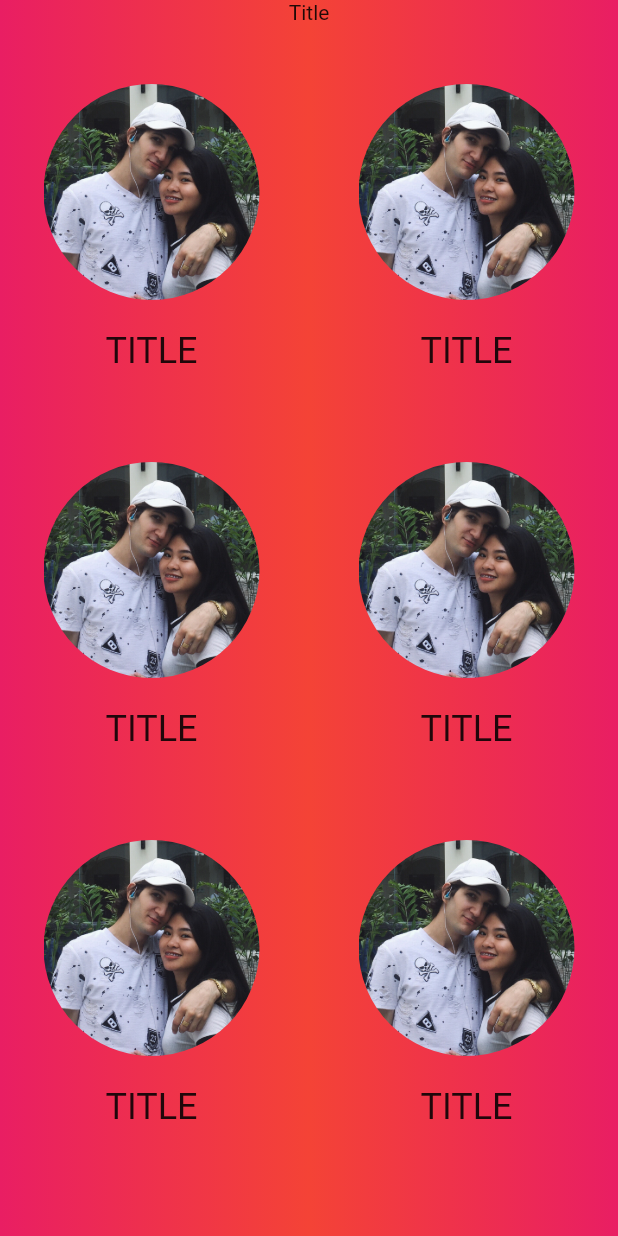
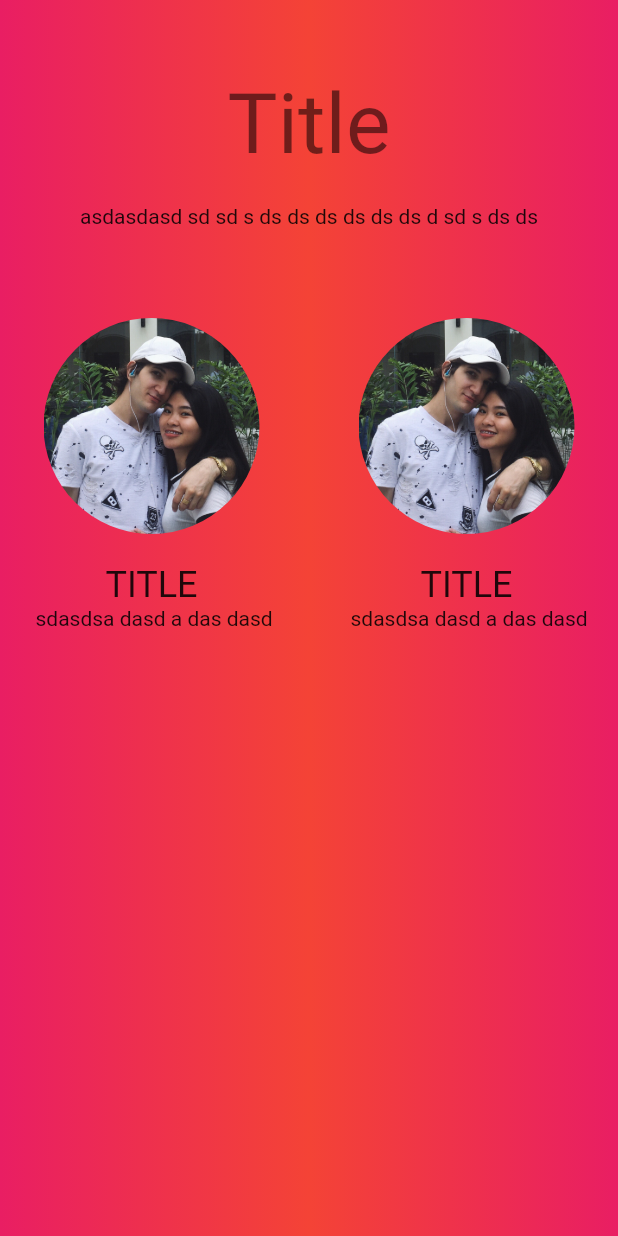
Before and after one commit to JustalK/VALENTINES-APP, a Flutter app: the screen it shows after launch, after a tap on "Open asdasda", on a phone screen of 412 x 824 dp. Run offline on Flutter 3.47's test engine with Material 2 defaults, Android fonts, the phone set to English and light mode, and no system bars.

Commit message:
[FEATURE] Adding a padding on the top

```diff
--- a/lib/components/Background.dart
+++ b/lib/components/Background.dart
@@ -3,8 +3,9 @@ import 'package:flutter/material.dart';
 class Background extends StatefulWidget {
   final Widget child;
   final double width;
+  final double padding;
 
-  Background({Key key, this.child, this.width}) : super(key: key);
+  Background({Key key, this.child, this.width, this.padding}) : super(key: key);
 
   @override
   _BackgroundState createState() => _BackgroundState();
@@ -27,7 +28,10 @@ class _BackgroundState extends State<Background> {
           ),
         ),
         width: widget.width,
-        child: widget.child
+        child: Padding(
+          padding: EdgeInsets.only(top: widget.padding),
+          child: widget.child
+        )
       )
     );
   }
--- a/lib/components/ImageText.dart
+++ b/lib/components/ImageText.dart
@@ -21,6 +21,7 @@ class _ImageTextState extends State<ImageText> {
   Widget build(BuildContext context) {
     return Scaffold(
       body: Background(
+              padding: 0.0,
               width: (MediaQuery.of(context).size.width),
               child: Column(
                 mainAxisAlignment: MainAxisAlignment.center,
--- a/lib/pages/History.dart
+++ b/lib/pages/History.dart
@@ -37,6 +37,7 @@ class History extends StatelessWidget {
         height: (MediaQuery.of(context).size.height),
         width: (MediaQuery.of(context).size.width),
         child: Background(
+          padding: 50.0,
           width: (MediaQuery.of(context).size.width),
           child: ListView(
             scrollDirection: Axis.vertical,
--- a/lib/pages/Home.dart
+++ b/lib/pages/Home.dart
@@ -8,6 +8,7 @@ class Home extends StatelessWidget {
   Widget build(BuildContext context) {
     return Scaffold(
       body: Background(
+        padding: 0.0,
         child: Column(
           mainAxisAlignment: MainAxisAlignment.center,
           crossAxisAlignment: CrossAxisAlignment.center,
--- a/lib/pages/Menu.dart
+++ b/lib/pages/Menu.dart
@@ -27,21 +27,26 @@ class MenuObject {
 class Menu extends StatelessWidget {
   List<MenuObject> menus = [
     MenuObject('assets/images/me.jpeg', 'TITLE', History()),
-    MenuObject('assets/images/me.jpeg', 'TITLE', BigMemory()),
-    MenuObject('assets/images/me.jpeg', 'TITLE', History()),
-    MenuObject('assets/images/me.jpeg', 'TITLE', History()),
-    MenuObject('assets/images/me.jpeg', 'TITLE', History()),
-    MenuObject('assets/images/me.jpeg', 'TITLE', History()),
+    MenuObject('assets/images/me.jpeg', 'TITLE', BigMemory())
   ];
 
   @override
   Widget build(BuildContext context) {
     return Scaffold(
       body: Background(
+        padding: 50.0,
         child: ListView(
           children: <Widget>[
             Center(
-              child: Text('Title'),
+              child: Text(
+                'Title',
+                style: Theme.of(context).textTheme.headline2),
+            ),
+            Padding(
+              padding: EdgeInsets.all(20.0),
+              child: Center(
+                child: Text('asdasdasd sd sd s ds ds ds ds ds ds d sd s ds ds'),
+              )
             ),
             GridView.count(
                 crossAxisCount: 2,
@@ -67,9 +72,16 @@ class Menu extends StatelessWidget {
                       ),
                       Padding(
                         padding: EdgeInsets.only(top: 20.0),
-                        child: Text(
-                          menus[i].title,
-                          style: Theme.of(context).textTheme.headline5,
+                        child: Column(
+                          children: <Widget> [
+                            Center(
+                              child: Text(
+                                menus[i].title,
+                                style: Theme.of(context).textTheme.headline5,
+                              )
+                            ),
+                            Text(' sdasdsa dasd a das dasd')
+                          ]
                         )
                       )
                     ]
--- a/lib/routes.dart
+++ b/lib/routes.dart
@@ -1,5 +1,4 @@
 import 'package:flutter/material.dart';
-import 'pages/BigMemory.dart';
 
 class Routes {
   Route<dynamic> generateRoute(page, duration) {
```
Also changed, not shown: lib/components/CardImageMenu.dart (added, +74 -0 lines).
